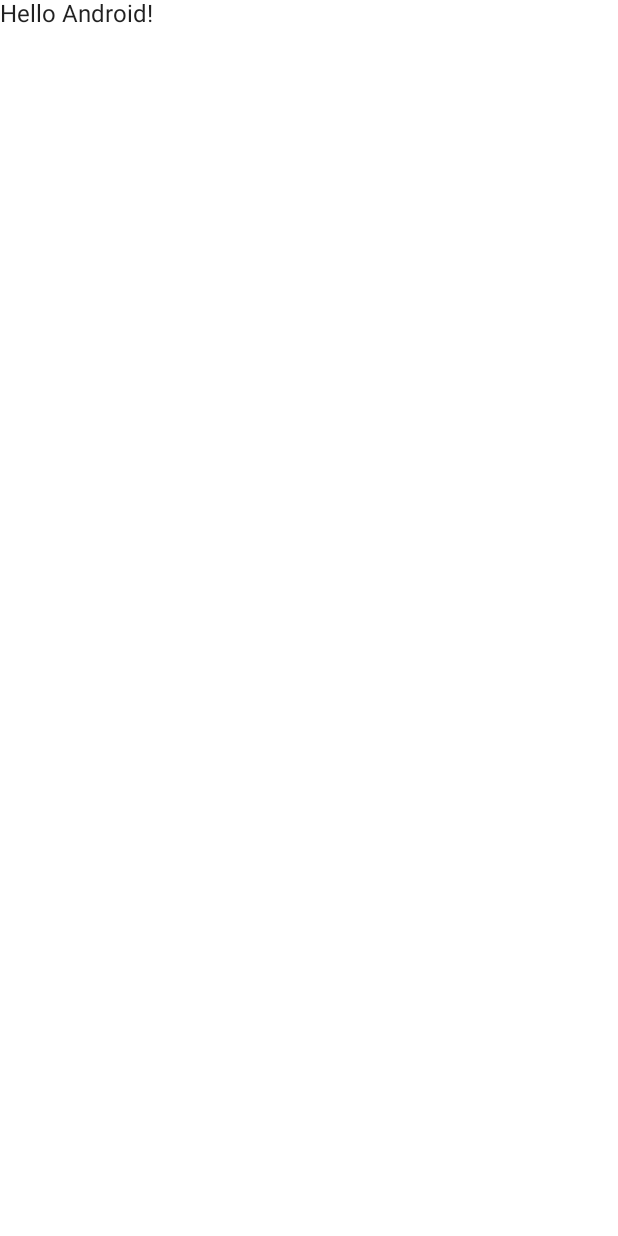
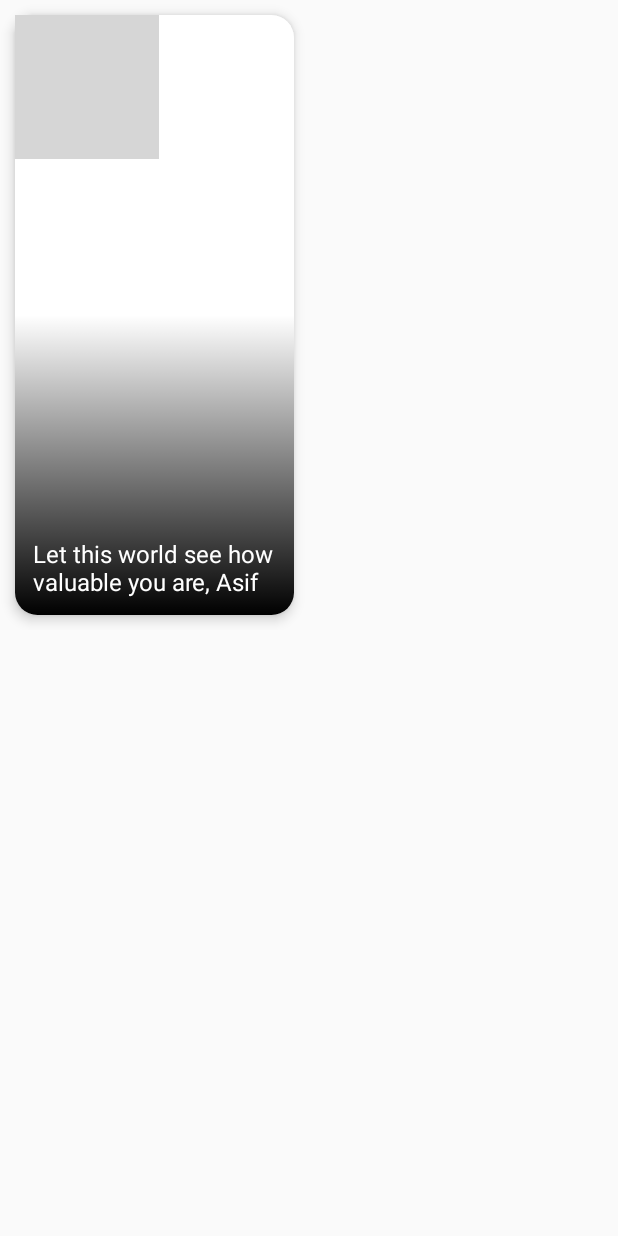
Before and after one commit to asifzafar00/MyComposeCalculator, an Android app built with Jetpack Compose: the screen it shows after launch (MainActivity), on a phone screen of 412 x 824 dp. Before the commit the screen is almost empty. Run offline under Robolectric (Android 15) with nearby library versions, the phone set to English and light mode, and no system bars; grey boxes are pictures that could not be loaded.

Commit message:
card image gradient text

```diff
--- /dev/null
+++ b/app/src/main/java/com/hathway/mycomposecalculator/ImageCard.kt
@@ -0,0 +1,62 @@
+package com.hathway.mycomposecalculator
+
+import android.icu.text.CaseMap.Title
+import androidx.compose.foundation.Image
+import androidx.compose.foundation.background
+import androidx.compose.foundation.layout.*
+import androidx.compose.foundation.shape.RoundedCornerShape
+import androidx.compose.material.Card
+import androidx.compose.material.Text
+import androidx.compose.runtime.Composable
+import androidx.compose.ui.Alignment
+import androidx.compose.ui.Modifier
+import androidx.compose.ui.graphics.Brush
+import androidx.compose.ui.graphics.Color
+import androidx.compose.ui.graphics.painter.Painter
+import androidx.compose.ui.layout.ContentScale
+import androidx.compose.ui.text.TextStyle
+import androidx.compose.ui.unit.dp
+import androidx.compose.ui.unit.sp
+import java.io.FileDescriptor
+
+@Composable
+fun ImageCardView(
+    painter: Painter,
+    contentDescriptor: String,
+    title: String,
+    modifier: Modifier = Modifier
+){
+    Card(
+        modifier = modifier.fillMaxWidth(),
+        shape = RoundedCornerShape(15.dp),
+        elevation = 5.dp
+    ) {
+        Box(modifier = Modifier.height(400.dp)){
+            Image(
+                painter = painter,
+                contentDescription = contentDescriptor,
+                contentScale = ContentScale.Crop
+            )
+            Box(modifier = Modifier
+                .fillMaxSize()
+                .background(
+                    brush = Brush.verticalGradient(
+                        colors = listOf(
+                            Color.Transparent,
+                            Color.Black
+                        ),
+                        startY = 300f
+                    )
+                )
+            )
+            Box(
+                modifier = Modifier
+                    .fillMaxSize()
+                    .padding(12.dp),
+                contentAlignment = Alignment.BottomStart
+            ){
+                Text(text = title, style = TextStyle(color = Color.White), fontSize = 16.sp)
+            }
+        }
+    }
+}
--- a/app/src/main/java/com/hathway/mycomposecalculator/MainActivity.kt
+++ b/app/src/main/java/com/hathway/mycomposecalculator/MainActivity.kt
@@ -3,41 +3,28 @@
 import android.os.Bundle
 import androidx.activity.ComponentActivity
 import androidx.activity.compose.setContent
-import androidx.compose.foundation.layout.fillMaxSize
-import androidx.compose.material.MaterialTheme
-import androidx.compose.material.Surface
-import androidx.compose.material.Text
-import androidx.compose.runtime.Composable
+import androidx.compose.foundation.layout.Box
+import androidx.compose.foundation.layout.fillMaxWidth
+import androidx.compose.foundation.layout.padding
 import androidx.compose.ui.Modifier
-import androidx.compose.ui.tooling.preview.Preview
-import com.hathway.mycomposecalculator.ui.theme.MyComposeCalculatorTheme
+import androidx.compose.ui.res.painterResource
+import androidx.compose.ui.unit.dp
 
 class MainActivity : ComponentActivity() {
     override fun onCreate(savedInstanceState: Bundle?) {
         super.onCreate(savedInstanceState)
         setContent {
-            MyComposeCalculatorTheme {
-                // A surface container using the 'background' color from the theme
-                Surface(
-                    modifier = Modifier.fillMaxSize(),
-                    color = MaterialTheme.colors.background
-                ) {
-                    Greeting("Android")
-                }
+            val painter = painterResource(id = R.drawable.asif_bridge)
+            val contentDescription = "Let this world see how valuable you are, Asif"
+            val title = "Let this world see how valuable you are, Asif"
+            Box(modifier = Modifier.fillMaxWidth(0.5f).padding(10.dp)) {
+                ImageCardView(
+                    painter = painter,
+                    contentDescriptor = contentDescription,
+                    title = title
+                )
             }
+
         }
     }
 }
-
-@Composable
-fun Greeting(name: String) {
-    Text(text = "Hello $name!")
-}
-
-@Preview(showBackground = true)
-@Composable
-fun DefaultPreview() {
-    MyComposeCalculatorTheme {
-        Greeting("Android")
-    }
-}
```
Also changed, not shown: 1 other file.
